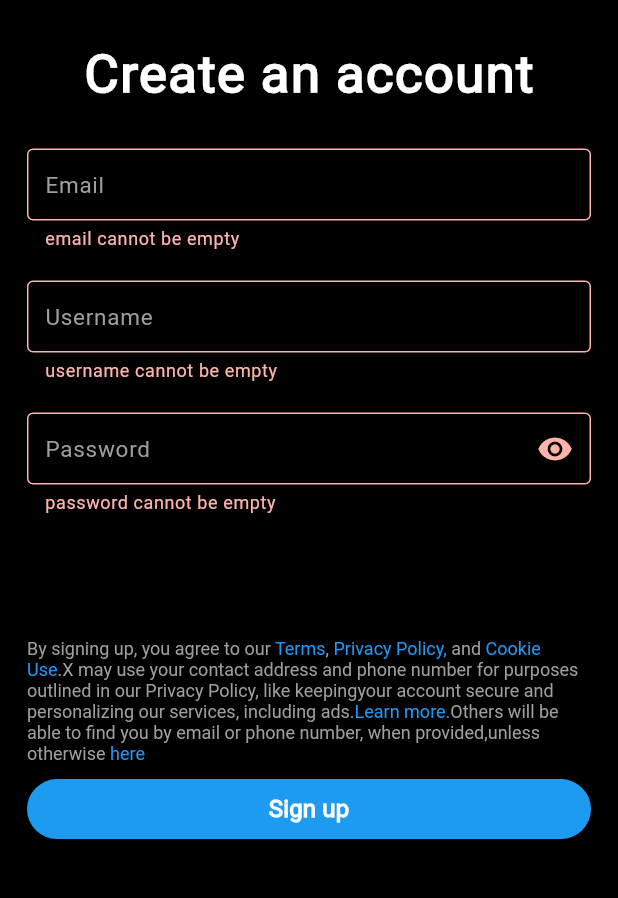
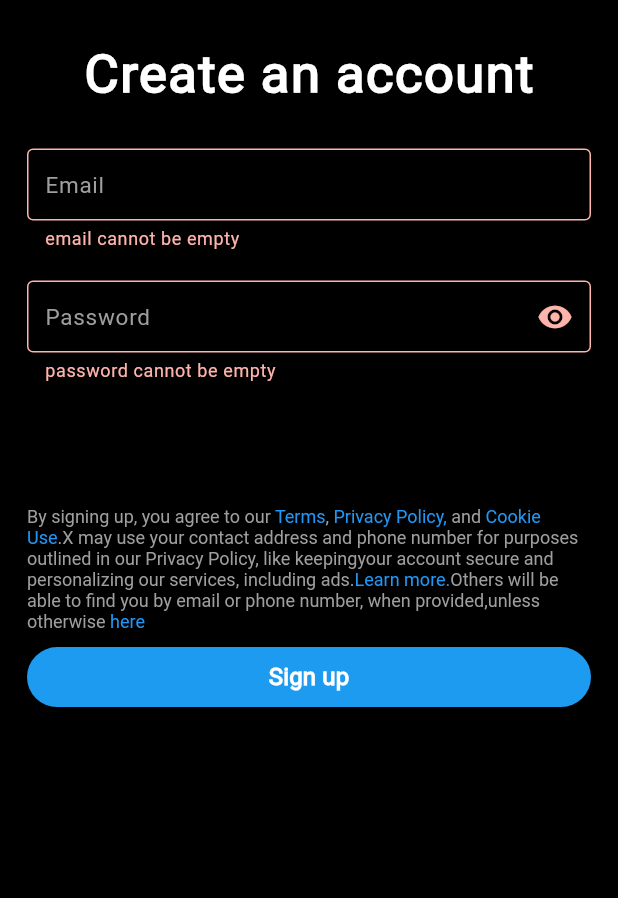
Before and after one commit to mustapha-amin/X_clone, a Flutter app: the SignUp screen opened directly, after a tap on "Sign up", on a phone screen of 412 x 824 dp, the part 63-961 px from its top. Run offline on Flutter 3.47's test engine with Material 3 defaults, Android fonts, the phone set to English and light mode, and no system bars; our stand-ins replace cloud_firestore, feather_icons, firebase_auth, firebase_core, firebase_storage, flutter_riverpod and 4 more; accounts and stored records are empty.

Commit message:
username will now be added in the user details sceeen

```diff
--- a/lib/features/auth/controller/auth_controller.dart
+++ b/lib/features/auth/controller/auth_controller.dart
@@ -42,14 +42,12 @@ class AuthController extends StateNotifier<bool> {
   void signUp({
     required BuildContext context,
     required String email,
-    required String username,
     required String password,
   }) async {
     state = true;
     final res = await authService!.signUp(
       email: email.trim(),
       password: password.trim(),
-      username: username.trim(),
     );
     state = false;
     res.fold(
--- a/lib/features/auth/views/sign_up.dart
+++ b/lib/features/auth/views/sign_up.dart
@@ -4,7 +4,6 @@ import 'package:x_clone/common/x_loader.dart';
 import 'package:x_clone/features/auth/auth.dart';
 import 'package:x_clone/features/auth/widgets/auth_button.dart';
 import 'package:x_clone/features/auth/widgets/signup_terms_two.dart';
-import 'package:x_clone/features/home/home.dart';
 import 'package:x_clone/utils/utils.dart';
 import 'package:x_clone/features/auth/controller/auth_controller.dart';
 import 'package:x_clone/common/x_appbar.dart';
@@ -20,14 +19,11 @@ class SignUp extends ConsumerStatefulWidget {
 class _SignUpState extends ConsumerState<SignUp> {
   final _formKey = GlobalKey<FormState>();
   TextEditingController emailController = TextEditingController();
-  TextEditingController usernameController = TextEditingController();
   TextEditingController passwordController = TextEditingController();
   ValueNotifier<bool> emailFieldTapped = ValueNotifier(false);
-  ValueNotifier<bool> usernameFieldTapped = ValueNotifier(false);
   ValueNotifier<bool> passwordFieldTapped = ValueNotifier(false);
   ValueNotifier<String?> emailErrorText = ValueNotifier<String?>(null);
   ValueNotifier<String?> passwordErrorText = ValueNotifier<String?>(null);
-  ValueNotifier<String?> usernameErrorText = ValueNotifier<String?>(null);
   bool isObscure = true;
 
   void displayEmailError() {
@@ -43,7 +39,6 @@ class _SignUpState extends ConsumerState<SignUp> {
   toggleFieldsTapped() {
     emailFieldTapped.value = true;
     passwordFieldTapped.value = true;
-    usernameFieldTapped.value = true;
   }
 
   void displayPasswordError() {
@@ -57,20 +52,12 @@ class _SignUpState extends ConsumerState<SignUp> {
     }
   }
 
-  void displayUsernameError() {
-    if (usernameController.text.isEmpty) {
-      usernameErrorText.value = "username cannot be empty";
-    } else {
-      usernameErrorText.value = null;
-    }
-  }
-
   void signUp() {
     ref.read(authControllerProvider.notifier).signUp(
-        context: context,
-        email: emailController.text,
-        username: usernameController.text,
-        password: passwordController.text);
+          context: context,
+          email: emailController.text,
+          password: passwordController.text,
+        );
   }
 
   @override
@@ -135,37 +122,6 @@ class _SignUpState extends ConsumerState<SignUp> {
                       ),
                       VerticalSpacing(size: 20),
                       ValueListenableBuilder(
-                        valueListenable: usernameErrorText,
-                        builder: (context, error, _) => TextFormField(
-                          controller: usernameController,
-                          decoration: InputDecoration(
-                            label: Text(
-                              "Username",
-                              style: kTextStyle(15, color: Colors.grey),
-                            ),
-                            errorText: error,
-                            labelStyle:
-                                kTextStyle(15, color: AppColors.blueColor),
-                            focusedBorder: const OutlineInputBorder(
-                              borderSide: BorderSide(
-                                color: Color.fromARGB(255, 46, 88, 116),
-                                width: 2,
-                              ),
-                            ),
-                            focusColor: AppColors.blueColor,
-                            contentPadding:
-                                const EdgeInsets.symmetric(horizontal: 8),
-                            border: const OutlineInputBorder(),
-                          ),
-                          onChanged: (_) {
-                            if (usernameFieldTapped.value) {
-                              displayUsernameError();
-                            }
-                          },
-                        ),
-                      ),
-                      VerticalSpacing(size: 20),
-                      ValueListenableBuilder(
                         valueListenable: passwordErrorText,
                         builder: (context, error, _) => TextFormField(
                           obscureText: isObscure,
@@ -213,8 +169,7 @@ class _SignUpState extends ConsumerState<SignUp> {
                         label: "Sign up",
                         onPressed: () {
                           if (isValidEmail(emailController.text) &&
-                              isValidPassword(passwordController.text) &&
-                              usernameController.text.isNotEmpty) {
+                              isValidPassword(passwordController.text)) {
                             try {
                               signUp();
                               navigateAndReplace(context, const UserDetails());
@@ -223,7 +178,6 @@ class _SignUpState extends ConsumerState<SignUp> {
                             toggleFieldsTapped();
                             displayEmailError();
                             displayPasswordError();
-                            displayUsernameError();
                           }
                         },
                         bgColor: AppColors.blueColor,
--- a/lib/services/auth/auth_service.dart
+++ b/lib/services/auth/auth_service.dart
@@ -45,7 +45,6 @@ class AuthService extends BaseAuthService {
   @override
   FutureEither<UserCredential> signUp({
     required String email,
-    required String username,
     required String password,
   }) async {
     try {
@@ -53,7 +52,6 @@ class AuthService extends BaseAuthService {
         email: email,
         password: password,
       );
-      userCredential.user!.updateDisplayName(username);
       return right(userCredential);
     } on FirebaseAuthException catch (e, stackTrace) {
       String? error;
--- a/lib/services/auth/base_auth_service.dart
+++ b/lib/services/auth/base_auth_service.dart
@@ -4,7 +4,6 @@ import 'package:x_clone/core/typedefs.dart';
 abstract class BaseAuthService {
   FutureEither<UserCredential> signUp({
     required String email,
-    required String username,
     required String password,
   });
 
```
